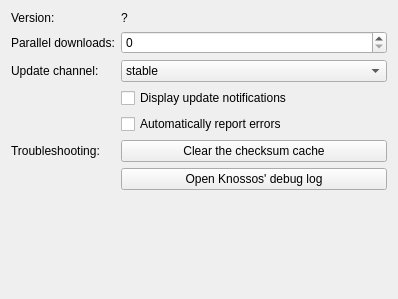
Before: the Qt Designer form ui/settings_knossos.ui in ngld/old-knossos, drawn with Qt 5.
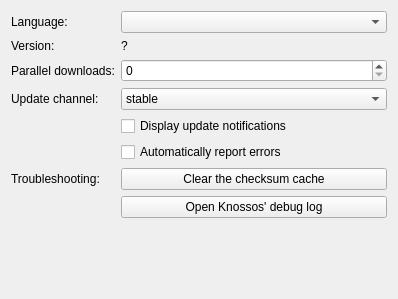
After: the same form once the commit is applied.

Commit message: Finish the translation support and allow the user to change the language.

Diff of the .ui file:
```diff
--- a/ui/settings_knossos.ui
+++ b/ui/settings_knossos.ui
@@ -17,42 +17,42 @@
    <property name="fieldGrowthPolicy">
     <enum>QFormLayout::AllNonFixedFieldsGrow</enum>
    </property>
-   <item row="0" column="0">
+   <item row="1" column="0">
     <widget class="QLabel" name="label">
      <property name="text">
       <string>Version:</string>
      </property>
     </widget>
    </item>
-   <item row="0" column="1">
+   <item row="1" column="1">
     <widget class="QLabel" name="versionLabel">
      <property name="text">
       <string>?</string>
      </property>
     </widget>
    </item>
-   <item row="2" column="0">
+   <item row="3" column="0">
     <widget class="QLabel" name="label_2">
      <property name="text">
       <string>Parallel downloads:</string>
      </property>
     </widget>
    </item>
-   <item row="2" column="1">
+   <item row="3" column="1">
     <widget class="QSpinBox" name="maxDownloads">
      <property name="maximum">
       <number>5</number>
      </property>
     </widget>
    </item>
-   <item row="3" column="0">
+   <item row="4" column="0">
     <widget class="QLabel" name="label_3">
      <property name="text">
       <string>Update channel: </string>
      </property>
     </widget>
    </item>
-   <item row="3" column="1">
+   <item row="4" column="1">
     <widget class="QComboBox" name="updateChannel">
      <item>
       <property name="text">
@@ -66,41 +66,51 @@
      </item>
     </widget>
    </item>
-   <item row="4" column="1">
+   <item row="5" column="1">
     <widget class="QCheckBox" name="updateNotify">
      <property name="text">
       <string>Display update notifications</string>
      </property>
     </widget>
    </item>
-   <item row="7" column="1">
+   <item row="8" column="1">
     <widget class="QPushButton" name="debugLog">
      <property name="text">
       <string>Open Knossos' debug log</string>
      </property>
     </widget>
    </item>
-   <item row="6" column="1">
+   <item row="7" column="1">
     <widget class="QPushButton" name="clearHashes">
      <property name="text">
       <string>Clear the checksum cache</string>
      </property>
     </widget>
    </item>
-   <item row="6" column="0">
+   <item row="7" column="0">
     <widget class="QLabel" name="label_5">
      <property name="text">
       <string>Troubleshooting:</string>
      </property>
     </widget>
    </item>
-   <item row="5" column="1">
+   <item row="6" column="1">
     <widget class="QCheckBox" name="reportErrors">
      <property name="text">
       <string>Automatically report errors</string>
      </property>
     </widget>
    </item>
+   <item row="0" column="0">
+    <widget class="QLabel" name="label_4">
+     <property name="text">
+      <string>Language:</string>
+     </property>
+    </widget>
+   </item>
+   <item row="0" column="1">
+    <widget class="QComboBox" name="langSelect"/>
+   </item>
   </layout>
  </widget>
  <resources/>
```
The commit also changes 8 other files.
